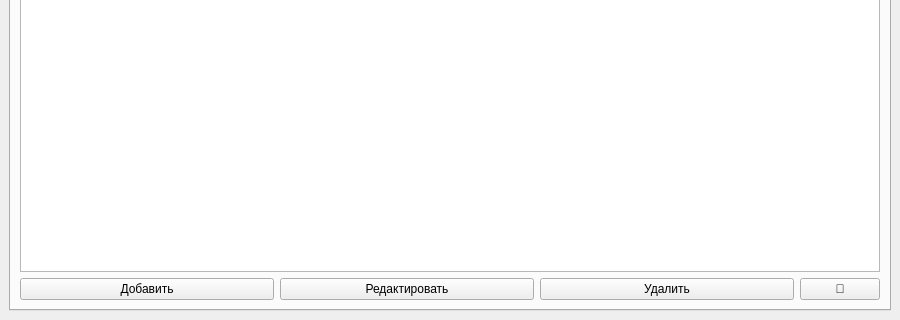
Above: mainwindow.ui from sendy-tech/Serial-Notes before the change; both pictures show x 0 to 900 and y 280 to 600 of the 900 by 600 pixel window. Below: the same form after it.
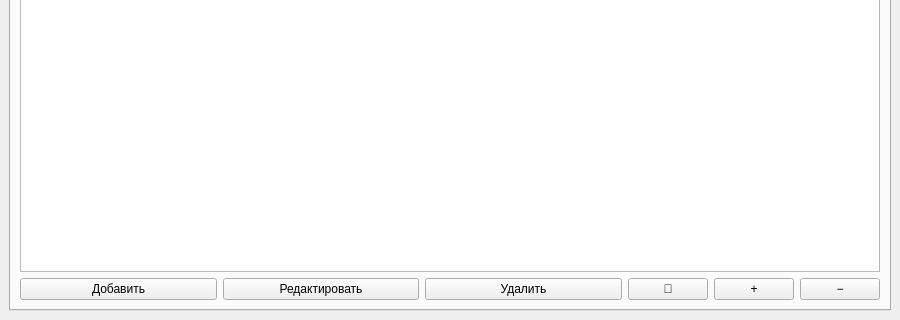
That is the form after the change.

Commit message: add numbering and font change

```diff
--- a/mainwindow.ui
+++ b/mainwindow.ui
@@ -88,6 +88,32 @@
             </property>
            </widget>
           </item>
+          <item>
+           <widget class="QPushButton" name="btnFontIncrease">
+            <property name="sizePolicy">
+             <sizepolicy hsizetype="Fixed" vsizetype="Fixed">
+              <horstretch>0</horstretch>
+              <verstretch>0</verstretch>
+             </sizepolicy>
+            </property>
+            <property name="text">
+             <string notr="true">+</string>
+            </property>
+           </widget>
+          </item>
+          <item>
+           <widget class="QPushButton" name="btnFontDecrease">
+            <property name="sizePolicy">
+             <sizepolicy hsizetype="Fixed" vsizetype="Fixed">
+              <horstretch>0</horstretch>
+              <verstretch>0</verstretch>
+             </sizepolicy>
+            </property>
+            <property name="text">
+             <string notr="true">−</string>
+            </property>
+           </widget>
+          </item>
          </layout>
         </item>
        </layout>
```
Left out of the diff: 78 changed lines with no effect on the pictures. The commit also changes 2 other files.
